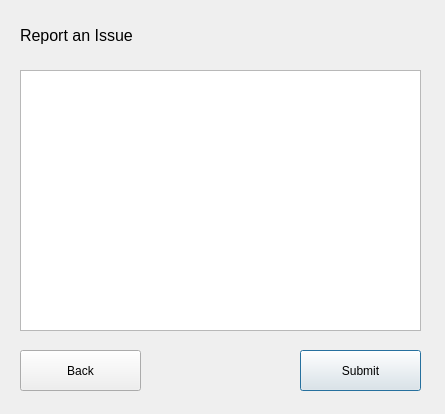
The window that L_A_B_Final_Project/reportissue.ui (SourPanda13/106-Group-Assignment) describes before a commit, drawn with Qt 5.
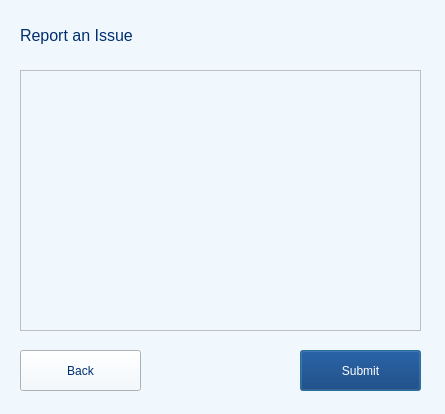
The same window after the commit.

Patch:
```diff
--- a/L_A_B_Final_Project/reportissue.ui
+++ b/L_A_B_Final_Project/reportissue.ui
@@ -13,6 +13,9 @@
   <property name="windowTitle">
    <string>Report An Issue</string>
   </property>
+  <property name="styleSheet">
+   <string notr="true">background-color: rgb(241, 248, 253);</string>
+  </property>
   <widget class="QPushButton" name="pushButton_submit">
    <property name="geometry">
     <rect>
@@ -22,6 +25,10 @@
      <height>41</height>
     </rect>
    </property>
+   <property name="styleSheet">
+    <string notr="true">color: rgb(255, 255, 255);
+background-color: rgb(0, 46, 110);</string>
+   </property>
    <property name="text">
     <string>Submit</string>
    </property>
@@ -40,6 +47,9 @@
      <pointsize>12</pointsize>
     </font>
    </property>
+   <property name="styleSheet">
+    <string notr="true">color: rgb(0, 46, 110);</string>
+   </property>
    <property name="text">
     <string>Report an Issue</string>
    </property>
@@ -63,6 +73,9 @@
      <height>41</height>
     </rect>
    </property>
+   <property name="styleSheet">
+    <string notr="true">color: rgb(0, 46, 110);</string>
+   </property>
    <property name="text">
     <string>Back</string>
    </property>
```
